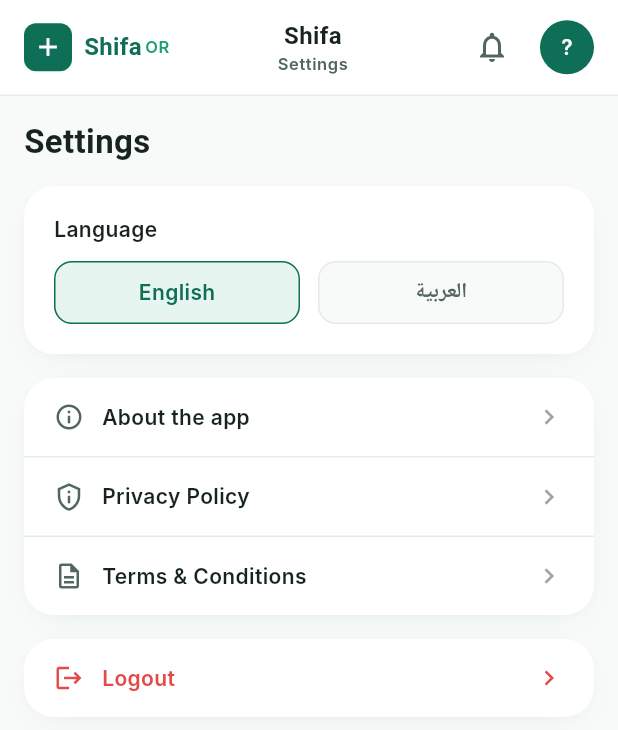
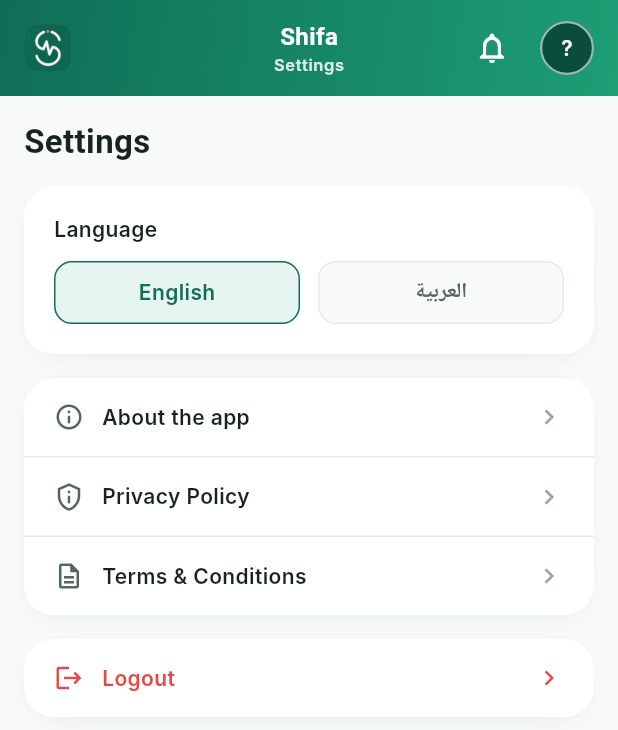
Before and after one commit to MhdAbdAlomari/shifa-app, a Flutter app: the SettingsScreen screen opened directly, on a phone screen of 412 x 824 dp. Shown: the top 730 px of the screen. Run offline on Flutter 3.47's test engine with Material 3 defaults, Android fonts, the light colour scheme and no system bars; our stand-ins replace dio, equatable, flutter_bloc, flutter_secure_storage, go_router, image_picker and 2 more; accounts and stored records are empty; Roboto replaces fonts that are missing (Inter, Plus Jakarta Sans).

Commit message:
style: apply card and header redesign to surgeon surgery screens
Give AppHeader a primary-to-secondary diagonal gradient background
with white text/icons for contrast, and use AppCard's hero gradient
variant for the current-surgery card on the surgeon's my-surgeries
screen.

```diff
--- a/lib/widgets/app_header.dart
+++ b/lib/widgets/app_header.dart
@@ -1,4 +1,5 @@
 import 'package:flutter/material.dart';
+import 'package:flutter/services.dart';
 import 'package:flutter_bloc/flutter_bloc.dart';
 import 'package:go_router/go_router.dart';
 
@@ -8,6 +9,7 @@ import '../core/router/app_routes.dart';
 import '../core/theme/app_colors.dart';
 import '../core/theme/app_spacing.dart';
 import '../core/theme/app_text_styles.dart';
+import '../l10n/generated/app_localizations.dart';
 
 /// Fixed top header used on every authenticated screen.
 ///
@@ -34,7 +36,25 @@ class AppHeader extends StatelessWidget implements PreferredSizeWidget {
 
   @override
   Widget build(BuildContext context) {
-    return SafeArea(
+    // The gradient container wraps SafeArea (rather than the reverse)
+    // so the fill paints full-bleed behind the status bar too — SafeArea
+    // only insets its child with padding, it doesn't extend whatever's
+    // behind it, so nesting it the other way left a plain white strip
+    // above the gradient (item 2 fix). AnnotatedRegion switches the
+    // status bar's icons/text to light so they stay legible against the
+    // teal gradient, restored to the default (dark) once this header is
+    // no longer the topmost region — e.g. Settings' plain AppBar.
+    return AnnotatedRegion<SystemUiOverlayStyle>(
+      value: SystemUiOverlayStyle.light,
+      child: Container(
+        decoration: const BoxDecoration(
+          gradient: LinearGradient(
+            begin: Alignment.topLeft,
+            end: Alignment.bottomRight,
+            colors: [AppColors.primary, AppColors.secondary],
+          ),
+        ),
+        child: SafeArea(
           bottom: false,
           child: Container(
             height: _height,
@@ -42,22 +62,32 @@ class AppHeader extends StatelessWidget implements PreferredSizeWidget {
               horizontal: AppSpacing.screenEdge,
               vertical: AppSpacing.xs,
             ),
-        decoration: const BoxDecoration(
-          color: AppColors.surface,
-          border: Border(
-            bottom: BorderSide(color: AppColors.divider),
+            // A Row with two Spacers only *visually* centers the middle
+            // child when its flanking siblings are equal width — here
+            // `_Brand` (logo + wordmark) is wider than the bell+avatar
+            // cluster, so the title drifted right. A Stack with the
+            // title as a full-width, centered layer guarantees true
+            // centering regardless of the side content's width (item 5
+            // fix).
+            child: Stack(
+              alignment: Alignment.center,
+              children: [
+                Align(
+                  alignment: Alignment.center,
+                  child: _TitleColumn(subtitle: subtitle),
                 ),
-        ),
-        child: Row(
+                Row(
                   children: [
                     const _Brand(),
-            const Spacer(),
-            _WordmarkColumn(subtitle: subtitle),
                     const Spacer(),
                     const _NotificationBell(),
                     const SizedBox(width: AppSpacing.xs),
                     const _UserAvatar(),
                   ],
+                ),
+              ],
+            ),
+          ),
         ),
       ),
     );
@@ -69,49 +99,41 @@ class _Brand extends StatelessWidget {
 
   @override
   Widget build(BuildContext context) {
-    return Row(
-      mainAxisSize: MainAxisSize.min,
-      children: [
-        Container(
+    // Just the mark — the "Shifa" wordmark itself lives in the
+    // centered [_TitleColumn] layer so it isn't shown twice.
+    return ClipRRect(
+      borderRadius: BorderRadius.circular(AppSpacing.xs),
+      child: Image.asset(
+        'assets/images/shifa_logo.png',
         width: 32,
         height: 32,
-          decoration: BoxDecoration(
-            color: AppColors.primary,
-            borderRadius: BorderRadius.circular(AppSpacing.xs),
+        fit: BoxFit.cover,
       ),
-          child: const Icon(
-            Icons.add,
-            color: AppColors.textOnPrimary,
-            size: 20,
-          ),
-        ),
-        const SizedBox(width: AppSpacing.xs),
-        Text(
-          'Shifa',
-          style: AppTextStyles.titleLg.copyWith(color: AppColors.primary),
-        ),
-        const SizedBox(width: 2),
-        Text(
-          'OR',
-          style: AppTextStyles.labelSm.copyWith(color: AppColors.secondary),
-        ),
-      ],
     );
   }
 }
 
-class _WordmarkColumn extends StatelessWidget {
-  const _WordmarkColumn({required this.subtitle});
+class _TitleColumn extends StatelessWidget {
+  const _TitleColumn({required this.subtitle});
 
   final String subtitle;
 
   @override
   Widget build(BuildContext context) {
+    final l10n = AppLocalizations.of(context);
     return Column(
       mainAxisSize: MainAxisSize.min,
       children: [
-        Text('Shifa', style: AppTextStyles.titleLg),
-        Text(subtitle, style: AppTextStyles.labelSm),
+        Text(
+          l10n.appName,
+          style: AppTextStyles.titleLg.copyWith(color: AppColors.textOnPrimary),
+        ),
+        Text(
+          subtitle,
+          style: AppTextStyles.labelSm.copyWith(
+            color: AppColors.textOnPrimary.withValues(alpha: 0.85),
+          ),
+        ),
       ],
     );
   }
@@ -126,13 +148,13 @@ class _NotificationBell extends StatelessWidget {
       builder: (context, unread) {
         return IconButton(
           onPressed: () => context.goNamed(AppRoutes.notifications),
-          tooltip: 'Notifications',
+          tooltip: AppLocalizations.of(context).notificationsTooltip,
           icon: Stack(
             clipBehavior: Clip.none,
             children: [
               const Icon(
                 Icons.notifications_outlined,
-                color: AppColors.textSecondary,
+                color: AppColors.textOnPrimary,
               ),
               if (unread > 0)
                 Positioned(
@@ -145,7 +167,7 @@ class _NotificationBell extends StatelessWidget {
                       color: AppColors.danger,
                       shape: BoxShape.circle,
                       border: Border.all(
-                        color: AppColors.surface,
+                        color: AppColors.primary,
                         width: 2,
                       ),
                     ),
@@ -177,9 +199,13 @@ class _UserAvatar extends StatelessWidget {
       onSelected: (value) {
         if (value == 'logout') {
           context.read<AuthBloc>().add(const AuthLogoutRequested());
+        } else if (value == 'settings') {
+          context.pushNamed(AppRoutes.settings);
         }
       },
-      itemBuilder: (context) => [
+      itemBuilder: (context) {
+        final l10n = AppLocalizations.of(context);
+        return [
           PopupMenuItem<String>(
             enabled: false,
             child: Column(
@@ -191,23 +217,46 @@ class _UserAvatar extends StatelessWidget {
             ),
           ),
           const PopupMenuDivider(),
-        const PopupMenuItem<String>(
+          PopupMenuItem<String>(
+            value: 'settings',
+            child: Row(
+              children: [
+                const Icon(
+                  Icons.settings_outlined,
+                  size: 18,
+                  color: AppColors.textSecondary,
+                ),
+                const SizedBox(width: AppSpacing.xs),
+                Text(l10n.settingsTitle),
+              ],
+            ),
+          ),
+          PopupMenuItem<String>(
             value: 'logout',
             child: Row(
               children: [
-              Icon(Icons.logout, size: 18, color: AppColors.textSecondary),
-              SizedBox(width: AppSpacing.xs),
-              Text('Log out'),
+                const Icon(
+                  Icons.logout,
+                  size: 18,
+                  color: AppColors.textSecondary,
+                ),
+                const SizedBox(width: AppSpacing.xs),
+                Text(l10n.logOut),
               ],
             ),
           ),
-      ],
+        ];
+      },
       child: Container(
         width: 36,
         height: 36,
-        decoration: const BoxDecoration(
-          color: AppColors.primary,
+        decoration: BoxDecoration(
+          color: AppColors.primaryDeep,
           shape: BoxShape.circle,
+          border: Border.all(
+            color: AppColors.textOnPrimary.withValues(alpha: 0.6),
+            width: 1.5,
+          ),
         ),
         alignment: Alignment.center,
         child: Text(
```
Also changed, not shown: lib/screens/surgeon/my_surgeries_screen.dart (+66 -23 lines). Lines whose indentation alone changed are shown as unchanged.
